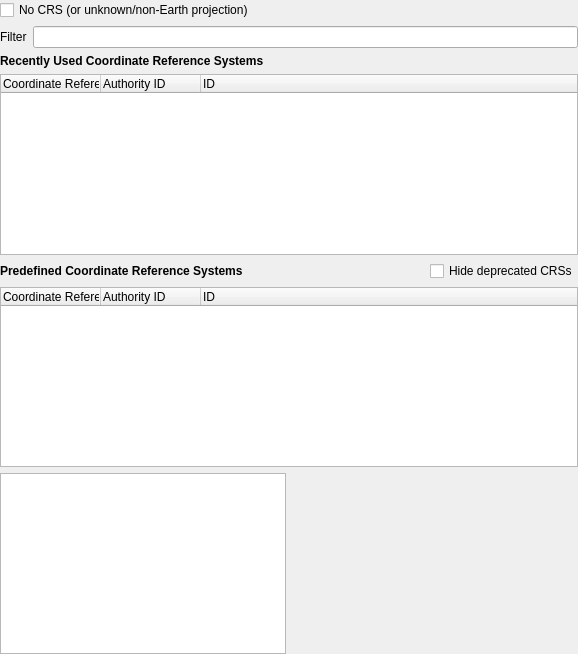
Before: the Qt Designer form src/ui/qgsprojectionselectorbase.ui in qgis/QGIS, drawn with Qt 5.
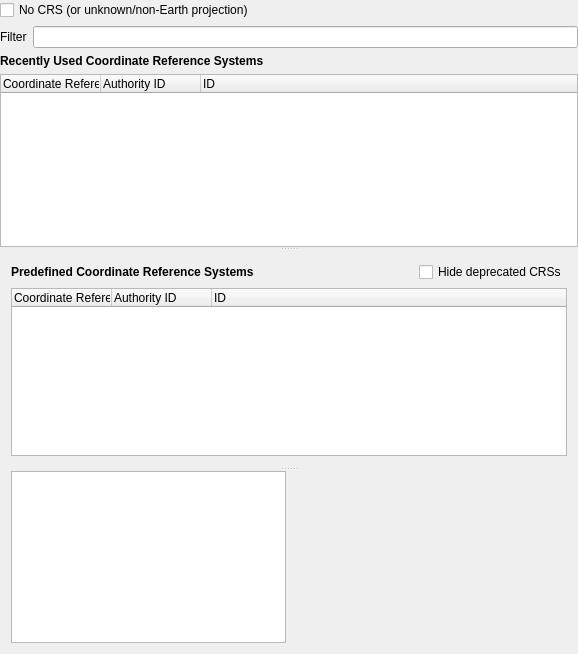
After: the same form once the commit is applied. Icons and pictures are not drawn. Custom widgets are drawn as their Qt base class.

Commit message: Add resizable splitters to projection selection widget so that users can resize the different lists to better sizes for their workflows

Patch:
```diff
--- a/src/ui/qgsprojectionselectorbase.ui
+++ b/src/ui/qgsprojectionselectorbase.ui
@@ -54,7 +54,7 @@
      <property name="frameShadow">
       <enum>QFrame::Plain</enum>
      </property>
-     <layout class="QGridLayout" name="gridLayout_3">
+     <layout class="QVBoxLayout" name="verticalLayout_2">
       <property name="leftMargin">
        <number>0</number>
       </property>
@@ -67,7 +67,7 @@
       <property name="bottomMargin">
        <number>0</number>
       </property>
-      <item row="0" column="0">
+      <item>
        <layout class="QHBoxLayout" name="horizontalLayout">
         <item>
          <widget class="QLabel" name="label_5">
@@ -81,7 +81,7 @@
         </item>
        </layout>
       </item>
-      <item row="1" column="0">
+      <item>
        <widget class="QLabel" name="label_3">
         <property name="font">
          <font>
@@ -94,7 +94,14 @@
         </property>
        </widget>
       </item>
-      <item row="2" column="0">
+      <item>
+       <widget class="QSplitter" name="mSplitter">
+        <property name="orientation">
+         <enum>Qt::Vertical</enum>
+        </property>
+        <property name="childrenCollapsible">
+         <bool>false</bool>
+        </property>
        <widget class="QTreeWidget" name="lstRecent">
         <property name="sizePolicy">
          <sizepolicy hsizetype="Expanding" vsizetype="MinimumExpanding">
@@ -108,12 +115,6 @@
           <height>105</height>
          </size>
         </property>
-        <property name="maximumSize">
-         <size>
-          <width>16777215</width>
-          <height>200</height>
-         </size>
-        </property>
         <property name="alternatingRowColors">
          <bool>true</bool>
         </property>
@@ -142,8 +143,7 @@
          </property>
         </column>
        </widget>
-      </item>
-      <item row="3" column="0">
+        <widget class="QWidget" name="">
        <layout class="QGridLayout" name="gridLayout">
         <property name="horizontalSpacing">
          <number>0</number>
@@ -222,8 +222,8 @@
          </layout>
         </item>
        </layout>
-      </item>
-      <item row="4" column="0">
+        </widget>
+        <widget class="QWidget" name="">
        <layout class="QHBoxLayout" name="horizontalLayout_4">
         <property name="topMargin">
          <number>0</number>
@@ -286,6 +286,8 @@
          </layout>
         </item>
        </layout>
+        </widget>
+       </widget>
       </item>
      </layout>
     </widget>
```
Lines whose indentation alone changed are shown as unchanged. The commit also changes 1 other file.
